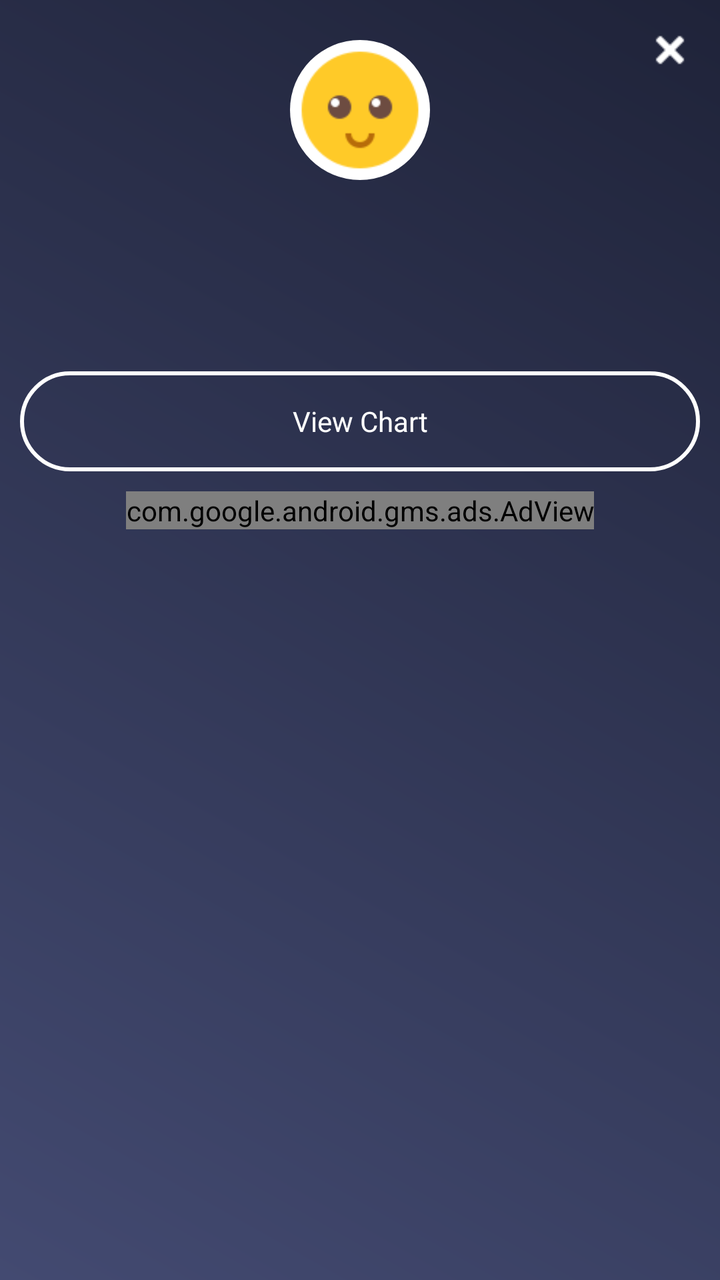
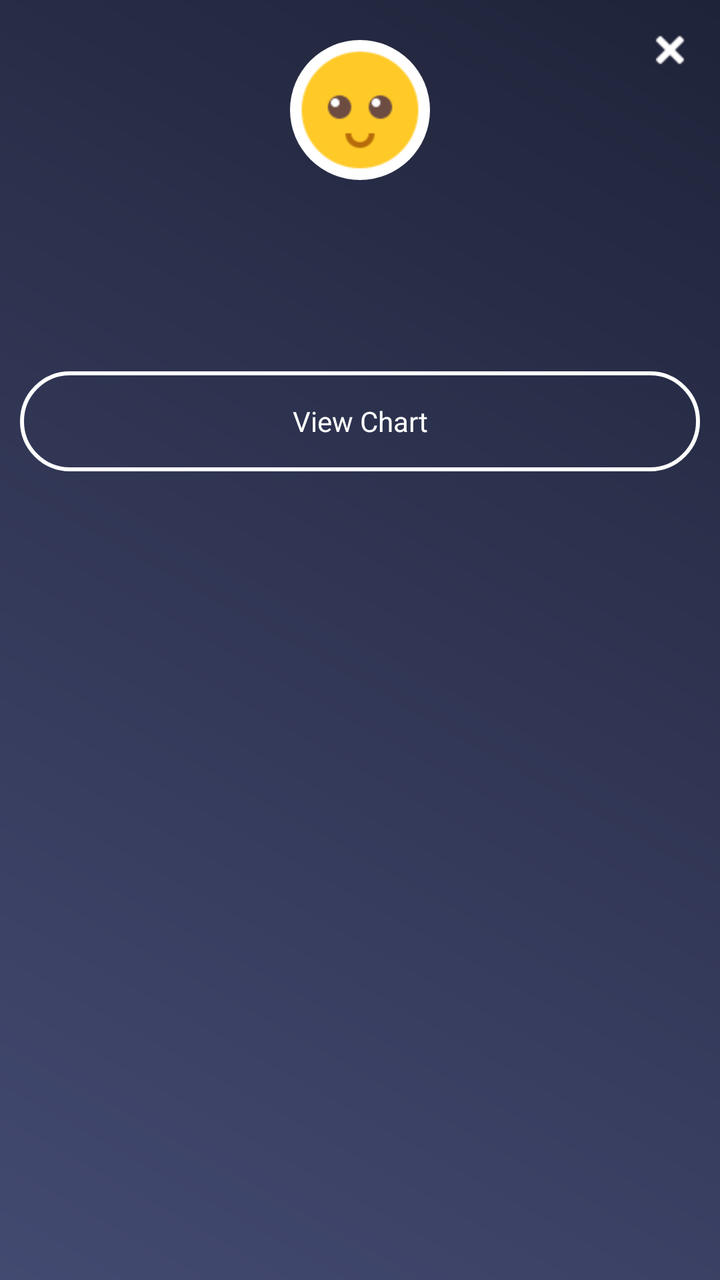

Compare the two renders of this Android layout. The source of the first and the diff that turns it into the second are given below.
<!-- AndroidManifest.xml: application theme AppTheme -->
<!-- res/layout/popup_calories_intake.xml -->
<?xml version="1.0" encoding="utf-8"?>
<RelativeLayout xmlns:android="http://schemas.android.com/apk/res/android"
    xmlns:aapt="http://schemas.android.com/aapt"
    xmlns:app="http://schemas.android.com/apk/res-auto"
    android:layout_width="280dp"
    android:layout_height="wrap_content"
    android:background="@drawable/a1_grad"
    android:orientation="vertical">

    <ImageView
        android:id="@+id/iv_close"
        android:layout_width="40dp"
        android:layout_height="40dp"
        android:layout_alignParentRight="true"
        android:layout_margin="5dp"
        android:padding="10dp"
        android:src="@drawable/ic_close" />

    <ImageView
        android:id="@+id/iv_imoji"
        android:layout_width="70dp"
        android:layout_height="70dp"
        android:layout_centerHorizontal="true"
        android:layout_marginTop="20dp"
        android:background="@drawable/rounded_corner_imoji"
        android:src="@drawable/imoji_default" />

    <TextView
        android:id="@+id/tv_bmr_result"
        android:layout_width="match_parent"
        android:layout_height="wrap_content"
        android:layout_below="@+id/iv_imoji"
        android:layout_marginLeft="10dp"
        android:layout_marginTop="10dp"
        android:layout_marginRight="10dp"
        android:gravity="center"
        android:paddingTop="5dp"
        android:paddingBottom="10dp"
        android:textColor="@color/white"
        android:textSize="@dimen/textsize_16"
        android:textStyle="bold" />

    <TextView
        android:id="@+id/tv_burn_cal"
        android:layout_width="match_parent"
        android:layout_height="wrap_content"
        android:layout_below="@+id/tv_bmr_result"
        android:layout_margin="10dp"
        android:layout_marginBottom="10dp"
        android:gravity="center"
        android:padding="5dp"
        android:paddingTop="10dp"
        android:textColor="@color/white"
        android:textSize="@dimen/textsize_14" />

    <TextView
        android:id="@+id/tv_max_heightweight"
        android:layout_width="match_parent"
        android:layout_height="wrap_content"
        android:layout_below="@+id/tv_burn_cal"
        android:layout_marginLeft="10dp"
        android:layout_marginRight="10dp"
        android:layout_marginBottom="10dp"
        android:background="@color/white"
        android:gravity="center"
        android:padding="5dp"
        android:textColor="@color/black"
        android:visibility="gone" />

    <TextView
        android:id="@+id/tv_calories_chart"
        android:layout_width="match_parent"
        android:layout_height="50dp"
        android:layout_below="@+id/tv_max_heightweight"
        android:layout_marginLeft="10dp"
        android:layout_marginRight="10dp"
        android:layout_marginBottom="10dp"
        android:background="@drawable/rounded_corner_button"
        android:gravity="center"
        android:padding="5dp"
        android:text="@string/View_Chart"
        android:textColor="@color/white"
        android:textSize="@dimen/textsize_14"
        android:visibility="visible" />

    <include
        android:id="@+id/ad_layout"
        layout="@layout/native_ad_popup"
        android:layout_width="match_parent"
        android:layout_height="wrap_content"
        android:layout_below="@+id/tv_calories_chart"
        android:layout_gravity="center" />
</RelativeLayout>
<!-- res/layout/native_ad_popup.xml (included above) -->
<?xml version="1.0" encoding="utf-8"?>
<LinearLayout xmlns:android="http://schemas.android.com/apk/res/android"
    xmlns:aapt="http://schemas.android.com/aapt"
    xmlns:app="http://schemas.android.com/apk/res-auto"
    android:layout_width="match_parent"
    android:layout_height="match_parent"
    android:orientation="vertical">

    <com.google.android.gms.ads.AdView
        android:id="@+id/adView"
        android:layout_width="wrap_content"
        android:layout_height="wrap_content"
        android:layout_above="@+id/ll_footer_menu"
        android:layout_gravity="center"
        app:adSize="280x50"
        app:adUnitId="@string/banner_ad_two" />
</LinearLayout>
<!-- resources referenced by this layout -->
<resources>
  <color name="black">#000000</color>
  <color name="white">#ffffff</color>
  <dimen name="textsize_14">14sp</dimen>
  <dimen name="textsize_16">16sp</dimen>
  <!-- drawable a1_grad (drawable) -->
  <?xml version="1.0" encoding="utf-8"?>
  <shape xmlns:android="http://schemas.android.com/apk/res/android">
      <gradient
          android:angle="225"
          android:endColor="#434A71"
          android:startColor="#1F2339" />
  
  
  </shape>
  <!-- drawable ic_close: png bitmap (drawable, 258 bytes) -->
  <!-- drawable imoji_default: png bitmap (drawable, 2394 bytes) -->
  <!-- drawable rounded_corner_button (drawable) -->
  <?xml version="1.0" encoding="utf-8"?>
  <shape xmlns:android="http://schemas.android.com/apk/res/android" xmlns:app="http://schemas.android.com/apk/res-auto" android:shape="rectangle">
      <solid android:color="@color/transperent"/>
      <stroke android:width="2dp" android:color="@color/white"/>
      <padding android:left="4dp" android:top="4dp" android:right="4dp" android:bottom="4dp"/>
      <corners android:radius="25dp"/>
  </shape>
  <!-- drawable rounded_corner_imoji (drawable) -->
  <?xml version="1.0" encoding="utf-8"?>
  <shape xmlns:android="http://schemas.android.com/apk/res/android"
      xmlns:aapt="http://schemas.android.com/aapt"
      xmlns:app="http://schemas.android.com/apk/res-auto"
      android:shape="rectangle">
      <solid android:color="#ffffff" />
      <stroke
          android:width="0dp"
          android:color="#06000d" />
      <padding
          android:bottom="0dp"
          android:left="0dp"
          android:right="0dp"
          android:top="0dp" />
      <corners android:radius="35dp" />
  </shape>
  <string name="View_Chart">View Chart</string>
  <string name="banner_ad_two">ca-app-pub-2957577039807154/5214904011</string>
  <style name="AppTheme" parent="Theme.AppCompat.Light.DarkActionBar">
          
          <item name="colorPrimary">@color/colorPrimary</item>
          <item name="colorPrimaryDark">@color/colorPrimaryDark</item>
          <item name="colorAccent">@color/colorAccent</item>
      </style>
  <color name="transperent">#00ffffff</color>
  <color name="colorPrimary">#434A71</color>
  <color name="colorPrimaryDark">#1F2339</color>
  <color name="colorAccent">#1F2339</color>
</resources>

<!-- the commit's change to res/layout/popup_calories_intake.xml (unified diff, before → after) -->
@@ -83,29 +83,14 @@
         android:textSize="@dimen/textsize_14"
         android:visibility="visible" />
 
-    <include
-        android:id="@+id/ad_layout"
-        layout="@layout/native_ad_popup"
+
+    <LinearLayout
+        android:id="@+id/normal_ad_include"
         android:layout_width="match_parent"
         android:layout_height="wrap_content"
-        android:layout_below="@+id/tv_calories_chart"
-        android:layout_gravity="center" />
+        android:orientation="vertical"
+        android:gravity="center"
+        android:layout_below="@+id/tv_calories_chart"/>
+
+    
 </RelativeLayout>
-<!-- res/layout/native_ad_popup.xml (included above) -->
-<?xml version="1.0" encoding="utf-8"?>
-<LinearLayout xmlns:android="http://schemas.android.com/apk/res/android"
-    xmlns:aapt="http://schemas.android.com/aapt"
-    xmlns:app="http://schemas.android.com/apk/res-auto"
-    android:layout_width="match_parent"
-    android:layout_height="match_parent"
-    android:orientation="vertical">
-
-    <com.google.android.gms.ads.AdView
-        android:id="@+id/adView"
-        android:layout_width="wrap_content"
-        android:layout_height="wrap_content"
-        android:layout_above="@+id/ll_footer_menu"
-        android:layout_gravity="center"
-        app:adSize="280x50"
-        app:adUnitId="@string/banner_ad_two" />
-</LinearLayout>
<!-- resource entries referenced after the edit -->
@@ -42,7 +42,6 @@
       <corners android:radius="35dp" />
   </shape>
   <string name="View_Chart">View Chart</string>
-  <string name="banner_ad_two">ca-app-pub-2957577039807154/5214904011</string>
   <style name="AppTheme" parent="Theme.AppCompat.Light.DarkActionBar">
           
           <item name="colorPrimary">@color/colorPrimary</item>
